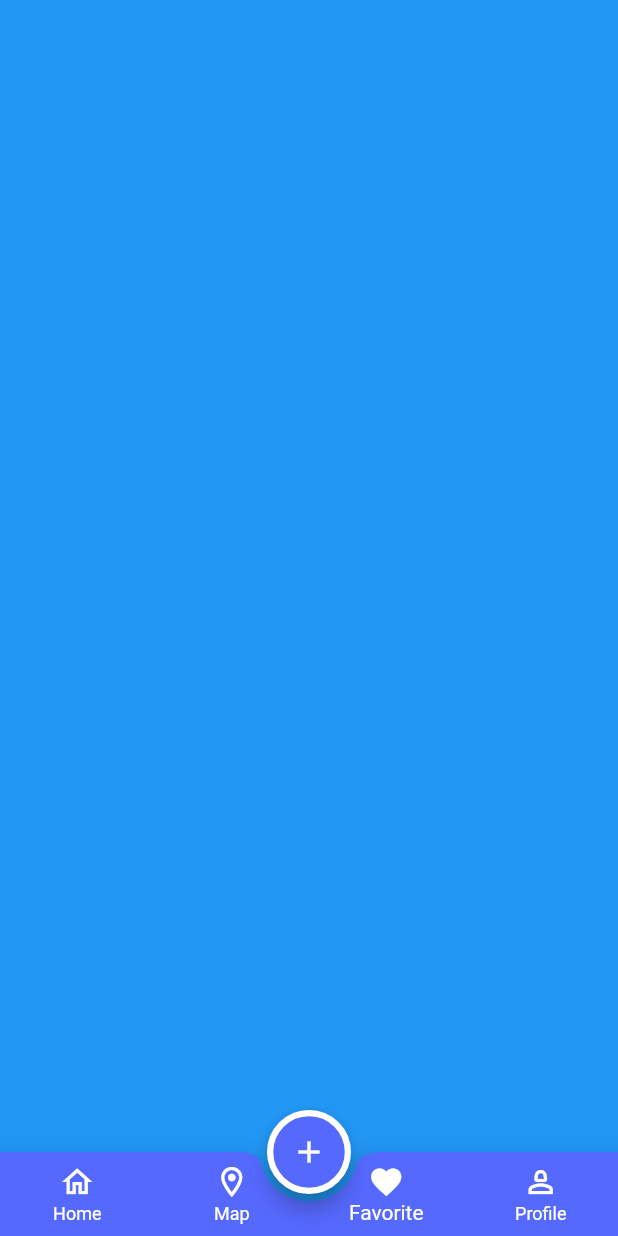
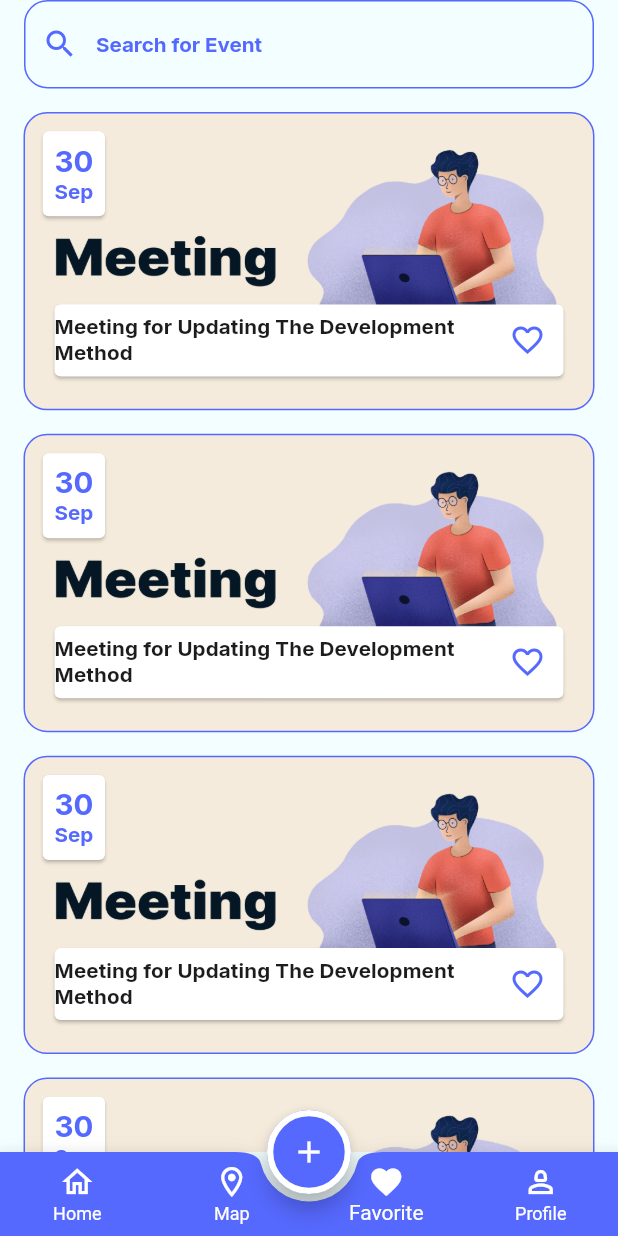
Before and after one commit to zahraa-sayed/Eventely-_app, a Flutter app: the screen it shows after launch, item 3 of the bottom bar chosen, on a phone screen of 412 x 824 dp. Run offline on Flutter 3.47's test engine with Material 3 defaults, Android fonts, the phone set to English and light mode, and no system bars; our stand-ins replace flutter_screenutil, google_fonts.

Commit message:
finished favourite Tab

```diff
--- a/lib/features/main_layout/tabs/favorite/favorite_tab.dart
+++ b/lib/features/main_layout/tabs/favorite/favorite_tab.dart
@@ -1,12 +1,57 @@
+import 'package:evently_app/core/resources/colors_manager.dart';
+import 'package:evently_app/features/main_layout/tabs/home/event_item.dart';
+import 'package:evently_app/models/event_model.dart';
 import 'package:flutter/material.dart';
+import 'package:flutter_screenutil/flutter_screenutil.dart';
+import 'package:google_fonts/google_fonts.dart';
+
+import '../../../../models/category_models.dart';
 
 class FavoriteTab extends StatelessWidget {
   const FavoriteTab({super.key});
 
   @override
   Widget build(BuildContext context) {
-    return Container(
-      color: Colors.blue,
+    return SafeArea(
+      child: Column(
+        children: [
+          Container(
+            margin: EdgeInsets.symmetric(horizontal: 16),
+            child: TextField(
+              decoration: InputDecoration(
+                enabledBorder: OutlineInputBorder(
+                  borderRadius: BorderRadius.circular(16.r),
+                  borderSide: BorderSide(color: ColorsManager.blue),
+                ),
+                focusedBorder: OutlineInputBorder(
+                  borderRadius: BorderRadius.circular(16.r),
+                  borderSide: BorderSide(color: ColorsManager.blue),
+                ),
+                prefixIcon: Icon(Icons.search, color: ColorsManager.blue),
+                hintText: "Search for Event",
+                hintStyle: GoogleFonts.inter(
+                  color: ColorsManager.blue,
+                  fontSize: 14.sp,
+                  fontWeight: FontWeight.bold,
+                ),
+              ),
+            ),
+          ),
+          SizedBox(height: 16.h,),
+          Expanded(child: ListView.separated(
+              itemBuilder: (context, index)=>EventItem(event: EventModel(
+                timeOfDay: TimeOfDay.now(),
+                dateTime: DateTime.now(),
+                category: CategoryModels.categoriesWithAll[3],
+                title: "Meeting for Updating The Development Method",
+                description: "Meeting for Updating The Development Method",
+              ),),
+              separatorBuilder: (context, index)=>SizedBox(height: 16.h,),
+              itemCount: 20,
+          )
+          ),
+        ],
+      ),
     );
   }
 }
```
